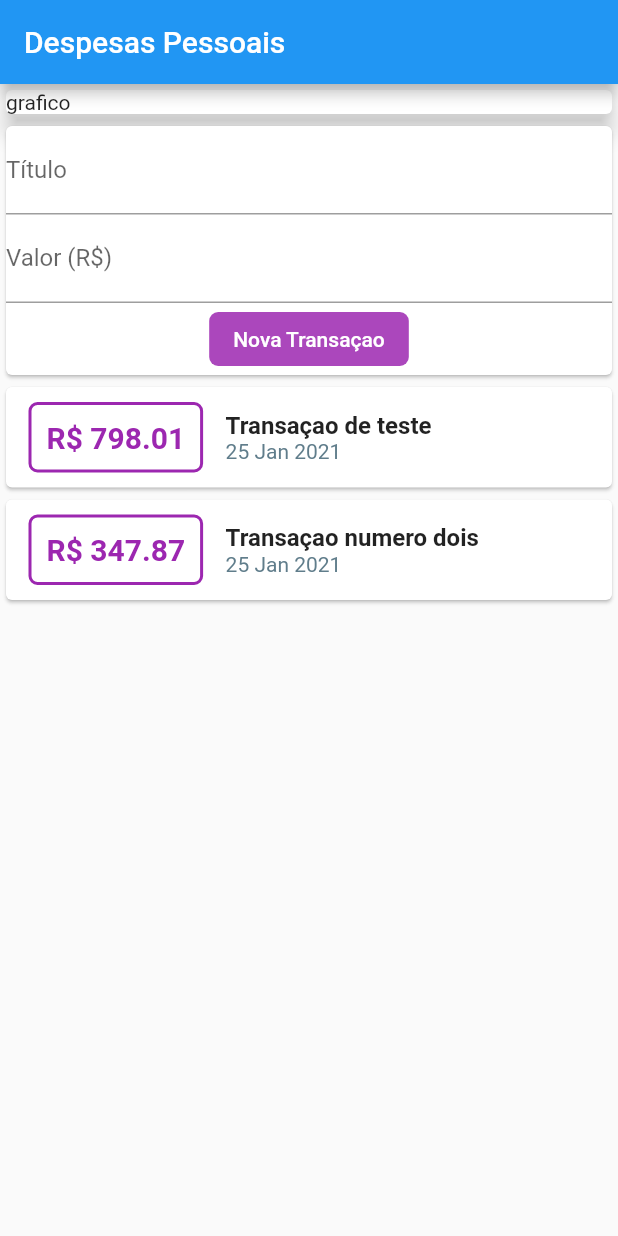
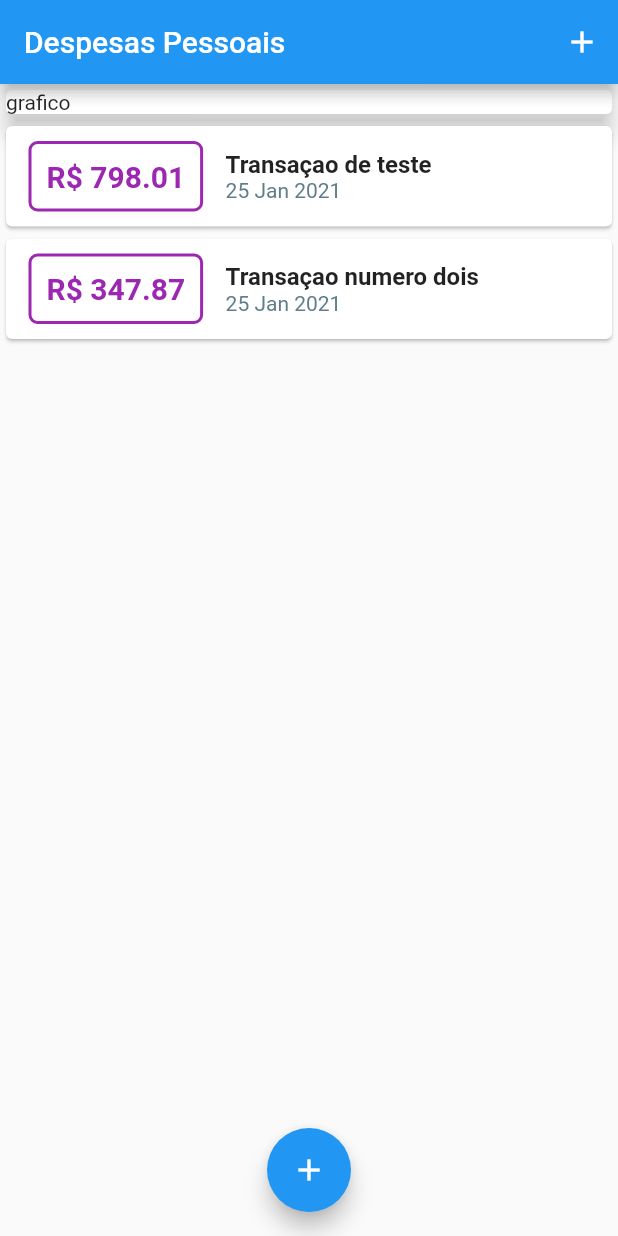
Before and after one commit to isaelEPJ/Expenses, a Flutter app: the screen it shows after launch, on a phone screen of 412 x 824 dp. Run offline on Flutter 3.47's test engine with Material 2 defaults, Android fonts, the phone set to English and light mode, and no system bars.

```diff
--- a/lib/components/transaction_user.dart
+++ /dev/null
@@ -1,52 +0,0 @@
-import 'dart:math';
-
-import 'package:expenses/components/transaction_list.dart';
-import 'package:expenses/components/transation_form.dart';
-import 'package:expenses/models/transation.dart';
-import 'package:flutter/material.dart';
-
-class TransactionUser extends StatefulWidget {
-  // TransactionUser({Key key}) : super(key: key);
-
-  @override
-  _TransactionUserState createState() => _TransactionUserState();
-}
-
-final _transation = [
-  Transation(
-      id: 't1',
-      title: 'Transaçao de teste',
-      value: 798.01,
-      date: DateTime.now()),
-  Transation(
-      id: 't2',
-      title: 'Transaçao numero dois',
-      value: 347.87,
-      date: DateTime.now())
-];
-
-class _TransactionUserState extends State<TransactionUser> {
-  _addTransaction(String title, double value) {
-    final newTransaction = Transation(
-      id: Random().nextDouble().toString(),
-      title: title,
-      value: value,
-      date: DateTime.now(),
-    );
-    setState(() {
-      _transation.add(newTransaction);
-    });
-  }
-
-  @override
-  Widget build(BuildContext context) {
-    return Container(
-      child: Column(
-        children: <Widget>[
-          TransationForm(_addTransaction),
-          TransactionList(_transation),
-        ],
-      ),
-    );
-  }
-}
--- a/lib/main.dart
+++ b/lib/main.dart
@@ -1,4 +1,8 @@
-import 'package:expenses/components/transaction_user.dart';
+import 'dart:math';
+
+import 'package:expenses/components/transation_form.dart';
+import 'package:expenses/components/transaction_list.dart';
+import 'package:expenses/models/transation.dart';
 import 'package:flutter/material.dart';
 
 main() => runApp(ExpensesApp());
@@ -10,12 +14,58 @@ class ExpensesApp extends StatelessWidget {
   }
 }
 
-class MyHomePage extends StatelessWidget {
+class MyHomePage extends StatefulWidget {
+  @override
+  _MyHomePageState createState() => _MyHomePageState();
+}
+
+class _MyHomePageState extends State<MyHomePage> {
+  final _transation = [
+    Transation(
+        id: 't1',
+        title: 'Transaçao de teste',
+        value: 798.01,
+        date: DateTime.now()),
+    Transation(
+        id: 't2',
+        title: 'Transaçao numero dois',
+        value: 347.87,
+        date: DateTime.now())
+  ];
+
+  _addTransaction(String title, double value) {
+    final newTransaction = Transation(
+      id: Random().nextDouble().toString(),
+      title: title,
+      value: value,
+      date: DateTime.now(),
+    );
+    setState(() {
+      _transation.add(newTransaction);
+    });
+    Navigator.of(context).pop();
+  }
+
+  _openTransactionFormModal(BuildContext context) {
+    showModalBottomSheet(
+      context: context,
+      builder: (_) {
+        return TransationForm(_addTransaction);
+      },
+    );
+  }
+
   @override
   Widget build(BuildContext context) {
     return Scaffold(
       appBar: AppBar(
         title: Text('Despesas Pessoais'),
+        actions: <Widget>[
+          IconButton(
+            icon: Icon(Icons.add),
+            onPressed: () => _openTransactionFormModal(context),
+          ),
+        ],
       ),
       body: SingleChildScrollView(
         child: Column(
@@ -29,10 +79,15 @@ class MyHomePage extends StatelessWidget {
                 elevation: 6,
               ),
             ),
-            TransactionUser(),
+            TransactionList(_transation),
           ],
         ),
       ),
+      floatingActionButton: FloatingActionButton(
+        child: Icon(Icons.add),
+        onPressed: () => _openTransactionFormModal(context),
+      ),
+      floatingActionButtonLocation: FloatingActionButtonLocation.centerFloat,
     );
   }
 }
```
Also changed, not shown: lib/components/transation_form.dart (+23 -9 lines).
